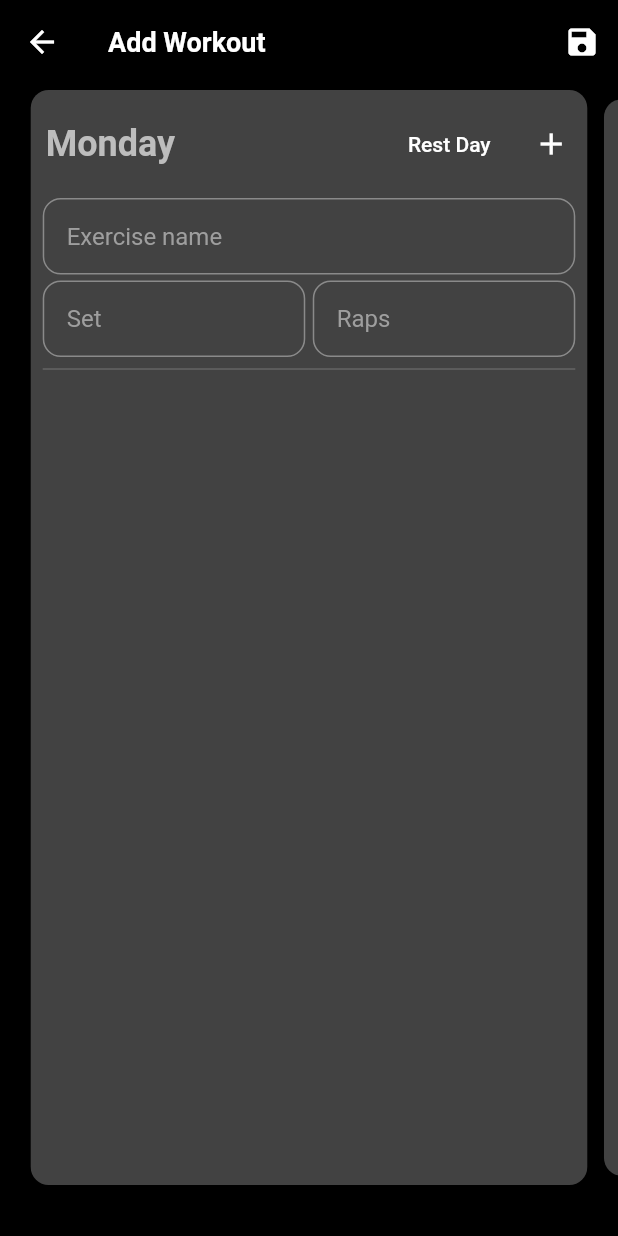
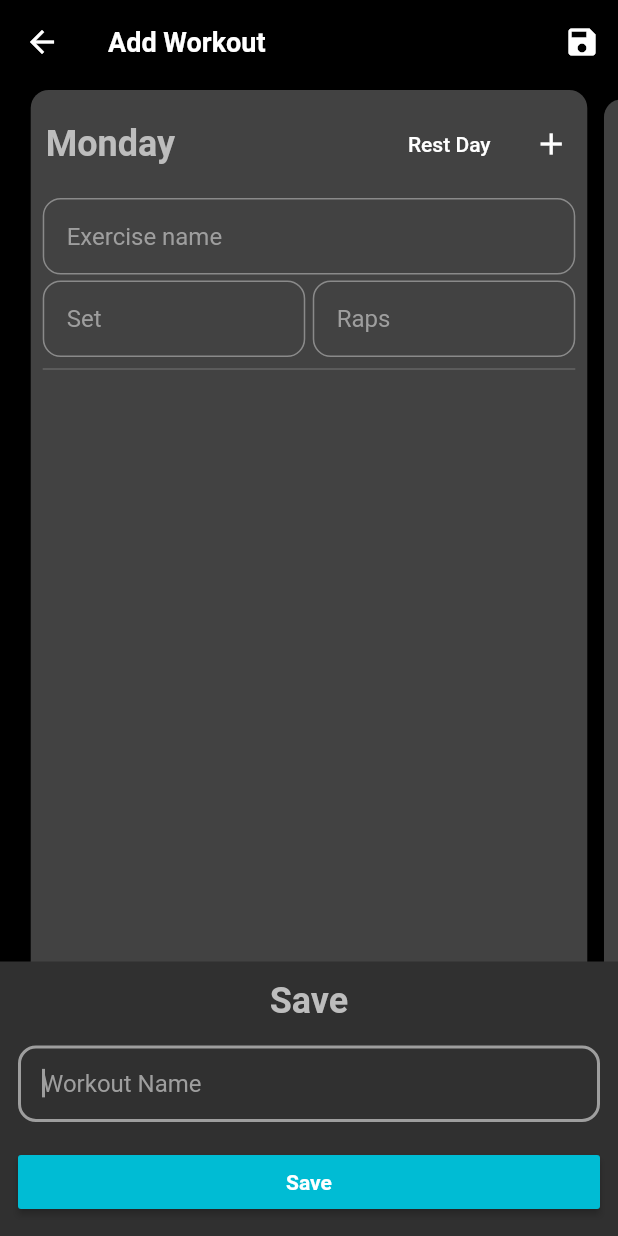
Before and after one commit to sandeeptank52/fitas, a Flutter app: the AddWorkoutScreen screen opened directly, after a tap on the "add" icon, after a tap on the "save" icon, on a phone screen of 412 x 824 dp. Run offline on Flutter 3.47's test engine with Material 2 defaults, Android fonts, the phone set to English and light mode, and no system bars; drawn by our look-alikes of carousel_slider; our stand-ins replace bloc, cloud_firestore, firebase_auth, firebase_core, flutter_bloc, google_sign_in; accounts and stored records are empty.

Commit message:
Finished Add Workout logic

```diff
--- a/lib/theme/app_theme.dart
+++ b/lib/theme/app_theme.dart
@@ -72,4 +72,14 @@ class AppTheme {
       secondary: Colors.green,
     ).copyWith(secondary: Colors.grey).copyWith(background: Colors.grey[900]),
   );
+
 }
+
+class HexColor{
+  static Color fromHex(String hexString) {
+    final buffer = StringBuffer();
+    if (hexString.length == 6 || hexString.length == 7) buffer.write('ff');
+    buffer.write(hexString.replaceFirst('#', ''));
+    return Color(int.parse(buffer.toString(), radix: 16));
+  }
+}
--- a/lib/workout/add_workout_bloc.dart
+++ b/lib/workout/add_workout_bloc.dart
@@ -1,24 +1,103 @@
 import 'dart:async';
 
 import 'package:bloc/bloc.dart';
+import 'package:cloud_firestore/cloud_firestore.dart';
+import 'package:firebase_auth/firebase_auth.dart';
 import 'package:meta/meta.dart';
 
 import 'model/workout_model.dart';
 
 part 'add_workout_event.dart';
+
 part 'add_workout_state.dart';
 
 class AddWorkoutBloc extends Bloc<AddWorkoutEvent, AddWorkoutState> {
-
-
-  Map<int, List<Exercise>> map = {};
-
-
-
+  Map<int, List<Exercise>> map = {
+    0: [],
+    1: [],
+    2: [],
+    3: [],
+    4: [],
+    5: [],
+    6: [],
+  };
+  String name = "";
 
   AddWorkoutBloc() : super(AddWorkoutInitial()) {
-    on<AddWorkoutEvent>((event, emit) {
-      // TODO: implement event handler
-    });
+    on<OnAddExerciseClick>(onAddExerciseClick);
+    on<OnRestButtonClick>(onRestButtonClick);
+    on<OnSaveButtonClick>(onSaveButtonClick);
+    on<OnNameAdded>(onNameAdded);
+    on<SaveWorkout>(saveWorkout);
+    on<OnExerciseSetsAdded>(onExerciseSetsAdded);
+    on<OnExerciseNameAdded>(onExerciseNameAdded);
+    on<OnExerciseRapsAdded>(onExerciseRapsAdded);
+  }
+
+  FutureOr<void> onAddExerciseClick(
+      OnAddExerciseClick event, Emitter<AddWorkoutState> emit) {
+    var oldList = map[event.index];
+    oldList?.add(Exercise());
+    map[event.index] = oldList!;
+    emit(AddWorkoutInitial());
+  }
+
+  FutureOr<void> onRestButtonClick(
+      OnRestButtonClick event, Emitter<AddWorkoutState> emit) {
+    map[event.index] = [];
+    emit(AddWorkoutInitial());
+  }
+
+  Future<FutureOr<void>> onSaveButtonClick(
+      OnSaveButtonClick event, Emitter<AddWorkoutState> emit) async {
+    print(name);
+    emit(ShowNameBottomSheet());
+  }
+
+  FutureOr<void> onNameAdded(OnNameAdded event, Emitter<AddWorkoutState> emit) {
+    name = event.name;
+  }
+
+  FutureOr<void> saveWorkout(
+      SaveWorkout event, Emitter<AddWorkoutState> emit) async {
+    if (name.isEmpty) {
+      emit(AddWorkoutErrorState("Enter name"));
+    } else {
+      emit(AddWorkoutLoadingState());
+      Workout workout = Workout();
+      workout.name = name;
+      workout.moExe = map[0];
+      workout.tuExe = map[1];
+      workout.weExe = map[2];
+      workout.thExe = map[3];
+      workout.frExe = map[4];
+      workout.saExe = map[5];
+      workout.suExe = map[6];
+      await FirebaseFirestore.instance
+          .collection("workout_data")
+          .doc(FirebaseAuth.instance.currentUser?.uid ?? "")
+          .collection("workouts")
+          .add(workout.toMap())
+          .whenComplete(() async => emit(AddWorkoutSuccessState()));
+    }
+    // emit(AddClientLoadingState());
+    // Client client = Client(fName, lName, mobile, weight, height, bmi,goal);
+
+    // }
+  }
+
+  FutureOr<void> onExerciseSetsAdded(OnExerciseSetsAdded event, Emitter<AddWorkoutState> emit) {
+    var exe = map[event.dayIndex]?[event.exeIndex];
+    exe?.sets = event.sets;
+  }
+
+  FutureOr<void> onExerciseRapsAdded(OnExerciseRapsAdded event, Emitter<AddWorkoutState> emit) {
+    var exe = map[event.dayIndex]?[event.exeIndex];
+    exe?.raps = event.raps;
+  }
+
+  FutureOr<void> onExerciseNameAdded(OnExerciseNameAdded event, Emitter<AddWorkoutState> emit) {
+    var exe = map[event.dayIndex]?[event.exeIndex];
+    exe?.exerciseName = event.name;
   }
 }
--- a/lib/workout/add_workout_event.dart
+++ b/lib/workout/add_workout_event.dart
@@ -2,3 +2,49 @@ part of 'add_workout_bloc.dart';
 
 @immutable
 abstract class AddWorkoutEvent {}
+
+class OnRestButtonClick extends AddWorkoutEvent {
+  final int index;
+
+  OnRestButtonClick(this.index);
+}
+
+class OnAddExerciseClick extends AddWorkoutEvent {
+  final int index;
+
+  OnAddExerciseClick(this.index);
+}
+
+class OnExerciseNameAdded extends AddWorkoutEvent {
+  final int dayIndex;
+  final int exeIndex;
+  final String name;
+
+  OnExerciseNameAdded(this.dayIndex, this.exeIndex, this.name);
+}
+
+class OnExerciseSetsAdded extends AddWorkoutEvent {
+  final int dayIndex;
+  final int exeIndex;
+  final int sets;
+
+  OnExerciseSetsAdded(this.dayIndex, this.exeIndex, this.sets);
+}
+
+class OnExerciseRapsAdded extends AddWorkoutEvent {
+  final int dayIndex;
+  final int exeIndex;
+  final int raps;
+
+  OnExerciseRapsAdded(this.dayIndex, this.exeIndex, this.raps);
+}
+
+class OnSaveButtonClick extends AddWorkoutEvent {}
+
+class SaveWorkout extends AddWorkoutEvent {}
+
+class OnNameAdded extends AddWorkoutEvent {
+  final String name;
+
+  OnNameAdded(this.name);
+}
--- a/lib/workout/add_workout_screen.dart
+++ b/lib/workout/add_workout_screen.dart
@@ -1,3 +1,5 @@
+import 'dart:async';
+
 import 'package:fitas/workout/model/workout_model.dart';
 import 'package:flutter/material.dart';
 import 'package:flutter_bloc/flutter_bloc.dart';
@@ -13,28 +15,21 @@ class AddWorkoutScreen extends StatefulWidget {
 }
 
 class _AddWorkoutScreenState extends State<AddWorkoutScreen> {
-  Map<int, List<Exercise>> map = {};
-
-  @override
-  void initState() {
-    map[0] = [];
-    map[1] = [];
-    map[2] = [];
-    map[3] = [];
-    map[4] = [];
-    map[5] = [];
-    map[6] = [];
-    super.initState();
-  }
+  final AddWorkoutBloc _bloc = AddWorkoutBloc();
 
   @override
   Widget build(BuildContext context) {
+    bool isSnackBarVisible = false;
     return Scaffold(
         appBar: AppBar(
           elevation: 0.0,
           title: const Text("Add Workout"),
           actions: [
-            IconButton(icon: const Icon(Icons.save), onPressed: () {}),
+            IconButton(
+                icon: const Icon(Icons.save),
+                onPressed: () {
+                  _bloc.add(OnSaveButtonClick());
+                }),
           ],
         ),
         body: CarouselSlider(
@@ -70,20 +65,14 @@ class _AddWorkoutScreenState extends State<AddWorkoutScreen> {
                           ),
                           MaterialButton(
                             onPressed: () {
-                              setState(() {
-                                map[i] = [];
-                              });
+                              _bloc.add(OnRestButtonClick(i));
                             },
                             child: const Text("Rest Day"),
                           ),
                           IconButton(
                               icon: const Icon(Icons.add),
                               onPressed: () {
-                                setState(() {
-                                  var oldList = map[i];
-                                  oldList?.add(Exercise());
-                                  map[i] = oldList!;
-                                });
+                                _bloc.add(OnAddExerciseClick(i));
                               }),
                         ],
                       ),
@@ -91,21 +80,48 @@ class _AddWorkoutScreenState extends State<AddWorkoutScreen> {
                         height: 12,
                       ),
                       Expanded(
-                        child: ListView.builder(
-                          itemCount: map[i]?.toList().length,
+                        child: BlocConsumer<AddWorkoutBloc, AddWorkoutState>(
+                          bloc: _bloc,
+                          listenWhen: (previous, current) =>
+                              current is AddWorkoutActionState,
+                          buildWhen: (previous, current) =>
+                              current is! AddWorkoutActionState,
+                          listener: (context, state) {
+                            print("listen call");
+                            if (state is ShowNameBottomSheet) {
+                              showSaveBottomSheet(context);
+                            }
+                            if (state is AddWorkoutErrorState) {
+                              var snackBar = SnackBar(
+                                content: Text(state.error),
+                                duration: const Duration(milliseconds: 1000),
+                              );
+                              ScaffoldMessenger.of(context)
+                                  .showSnackBar(snackBar);
+                            }
+                          },
+                          builder: (context, state) {
+                            print("build call");
+                            return ListView.builder(
+                              itemCount: _bloc.map[i]?.toList().length,
                               itemBuilder: (context, index) {
                                 return Padding(
-                              padding: const EdgeInsets.fromLTRB(8, 0, 8, 0),
+                                  padding:
+                                      const EdgeInsets.fromLTRB(8, 0, 8, 0),
                                   child: Column(
                                     children: [
                                       TextField(
                                         keyboardType: TextInputType.text,
+                                        onChanged: (name) => _bloc.add(
+                                            OnExerciseNameAdded(
+                                                i, index, name)),
                                         decoration: InputDecoration(
                                           hintText: "Exercise name",
                                           isDense: true,
-                                      contentPadding: const EdgeInsets.all(16),
-                                      hintStyle:
-                                          const TextStyle(color: Colors.grey),
+                                          contentPadding:
+                                              const EdgeInsets.all(16),
+                                          hintStyle: const TextStyle(
+                                              color: Colors.grey),
                                           border: OutlineInputBorder(
                                             borderRadius:
                                                 BorderRadius.circular(12.0),
@@ -123,7 +139,11 @@ class _AddWorkoutScreenState extends State<AddWorkoutScreen> {
                                         children: [
                                           Expanded(
                                             child: TextField(
-                                          keyboardType: TextInputType.text,
+                                              onChanged: (sets) => _bloc.add(
+                                                  OnExerciseSetsAdded(i, index,
+                                                      int.parse(sets))),
+                                              keyboardType:
+                                                  TextInputType.number,
                                               decoration: InputDecoration(
                                                 hintText: "Set",
                                                 isDense: true,
@@ -133,7 +153,8 @@ class _AddWorkoutScreenState extends State<AddWorkoutScreen> {
                                                     color: Colors.grey),
                                                 border: OutlineInputBorder(
                                                   borderRadius:
-                                                  BorderRadius.circular(12.0),
+                                                      BorderRadius.circular(
+                                                          12.0),
                                                   borderSide: const BorderSide(
                                                     color: Colors.grey,
                                                     width: 1.0,
@@ -147,7 +168,10 @@ class _AddWorkoutScreenState extends State<AddWorkoutScreen> {
                                           ),
                                           Expanded(
                                             child: TextField(
-                                          keyboardType: TextInputType.text,
+                                              onChanged: (reps) => _bloc.add(
+                                                  OnExerciseRapsAdded(i, index,
+                                                      int.parse(reps))),
+                                              keyboardType: TextInputType.number,
                                               decoration: InputDecoration(
                                                 hintText: "Raps",
                                                 isDense: true,
@@ -157,7 +181,8 @@ class _AddWorkoutScreenState extends State<AddWorkoutScreen> {
                                                     color: Colors.grey),
                                                 border: OutlineInputBorder(
                                                   borderRadius:
-                                                  BorderRadius.circular(12.0),
+                                                      BorderRadius.circular(
+                                                          12.0),
                                                   borderSide: const BorderSide(
                                                     color: Colors.grey,
                                                     width: 1.0,
@@ -173,6 +198,8 @@ class _AddWorkoutScreenState extends State<AddWorkoutScreen> {
                                   ),
                                 );
                               },
+                            );
+                          },
                         ),
                       )
                     ],
@@ -182,42 +209,6 @@ class _AddWorkoutScreenState extends State<AddWorkoutScreen> {
             );
           }).toList(),
         ));
-  }
-
-  Widget getFormTextFieldAsHorizontal(String heading, Function(String) f,
-      {TextInputType type = TextInputType.text}) {
-    return Padding(
-      padding: const EdgeInsets.all(8.0),
-      child: Row(
-        children: [
-          Text(heading,
-              style:
-                  const TextStyle(fontSize: 16, fontWeight: FontWeight.bold)),
-          const SizedBox(
-            width: 16,
-          ),
-          Expanded(
-            child: TextField(
-              onChanged: (value) => f(value),
-              keyboardType: type,
-              decoration: InputDecoration(
-                hintText: heading,
-                isDense: true,
-                contentPadding: const EdgeInsets.all(16),
-                hintStyle: const TextStyle(color: Colors.grey),
-                border: OutlineInputBorder(
-                  borderRadius: BorderRadius.circular(12.0),
-                  borderSide: const BorderSide(
-                    color: Colors.grey,
-                    width: 1.0,
-                  ),
-                ),
-              ),
-            ),
-          )
-        ],
-      ),
-    );
   }
 
   String getDayStringByIndex(int index) {
@@ -239,4 +230,78 @@ class _AddWorkoutScreenState extends State<AddWorkoutScreen> {
     }
     return "";
   }
+
+  void showSaveBottomSheet(BuildContext context) {
+    showBottomSheet(
+      context: context,
+      builder: (context) {
+        return Container(
+          decoration: const BoxDecoration(
+            borderRadius: BorderRadius.only(
+              topLeft: Radius.circular(20.0),
+              topRight: Radius.circular(20.0),
+            ),
+          ),
+          width: MediaQuery.of(context).size.width,
+          child: Wrap(
+            children: [
+              Padding(
+                padding: const EdgeInsets.all(12.0),
+                child: Column(
+                  crossAxisAlignment: CrossAxisAlignment.center,
+                  children: [
+                    const Text(
+                      "Save",
+                      style:
+                          TextStyle(fontSize: 24, fontWeight: FontWeight.bold),
+                    ),
+                    const SizedBox(
+                      height: 16,
+                    ),
+                    TextField(
+                      autofocus: true,
+                      keyboardType: TextInputType.text,
+                      onChanged: (name) => _bloc.add(OnNameAdded(name)),
+                      decoration: InputDecoration(
+                        hintText: "Workout Name",
+                        isDense: true,
+                        contentPadding: const EdgeInsets.all(16),
+                        hintStyle: const TextStyle(color: Colors.grey),
+                        border: OutlineInputBorder(
+                          borderRadius: BorderRadius.circular(12.0),
+                          borderSide: const BorderSide(
+                            color: Colors.grey,
+                            width: 1.0,
+                          ),
+                        ),
+                      ),
+                    ),
+                    const SizedBox(
+                      height: 16,
+                    ),
+                    Row(
+                      children: [
+                        Expanded(
+                            child: MaterialButton(
+                          onPressed: () {
+                            print("object");
+                            _bloc.add(SaveWorkout());
+                          },
+                          color: Colors.cyan,
+                          child: const Text(
+                            "Save",
+                            style: TextStyle(fontWeight: FontWeight.bold),
+                          ),
+                        )),
+                      ],
+                    )
+                  ],
+                ),
+              ),
+            ],
+          ),
+        );
+      },
+    );
   }
+}
--- a/lib/workout/add_workout_state.dart
+++ b/lib/workout/add_workout_state.dart
@@ -3,4 +3,18 @@ part of 'add_workout_bloc.dart';
 @immutable
 abstract class AddWorkoutState {}
 
+abstract class AddWorkoutActionState extends AddWorkoutState {}
+
 class AddWorkoutInitial extends AddWorkoutState {}
+
+class ShowNameBottomSheet extends AddWorkoutActionState {}
+
+class AddWorkoutLoadingState extends AddWorkoutState {}
+
+class AddWorkoutSuccessState extends AddWorkoutActionState {}
+
+class AddWorkoutErrorState extends AddWorkoutActionState {
+  String error = "";
+
+  AddWorkoutErrorState(this.error);
+}
--- a/lib/workout/model/workout_model.dart
+++ b/lib/workout/model/workout_model.dart
@@ -1,16 +1,37 @@
 class Workout {
   String name = "";
-  List<Exercise> moExe = [];
-  List<Exercise> tuExe = [];
-  List<Exercise> weExe = [];
-  List<Exercise> thExe = [];
-  List<Exercise> frExe = [];
-  List<Exercise> seExe = [];
-  List<Exercise> suExe = [];
+  List<Exercise>? moExe = [];
+  List<Exercise>? tuExe = [];
+  List<Exercise>? weExe = [];
+  List<Exercise>? thExe = [];
+  List<Exercise>? frExe = [];
+  List<Exercise>? saExe = [];
+  List<Exercise>? suExe = [];
+
+  Map<String, dynamic> toMap() {
+    Map<String, dynamic> map = {};
+    map['name'] = name;
+    map['mo_exe'] = moExe?.map((e) => e.toMap()).toList();
+    map['tu_exe'] = tuExe?.map((e) => e.toMap()).toList();
+    map['we_exe'] = weExe?.map((e) => e.toMap()).toList();
+    map['th_exe'] = thExe?.map((e) => e.toMap()).toList();
+    map['fr_exe'] = frExe?.map((e) => e.toMap()).toList();
+    map['sa_exe'] = saExe?.map((e) => e.toMap()).toList();
+    map['su_exe'] = suExe?.map((e) => e.toMap()).toList();
+    return map;
+  }
 }
 
 class Exercise {
   String exerciseName = "";
   int raps = 0;
   int sets = 0;
+
+  Map<String, dynamic> toMap() {
+    Map<String, dynamic> map = {};
+    map['exerciseName'] = exerciseName;
+    map['raps'] = raps;
+    map['sets'] = sets;
+    return map;
+  }
 }
```
Lines whose indentation alone changed are shown as unchanged.
